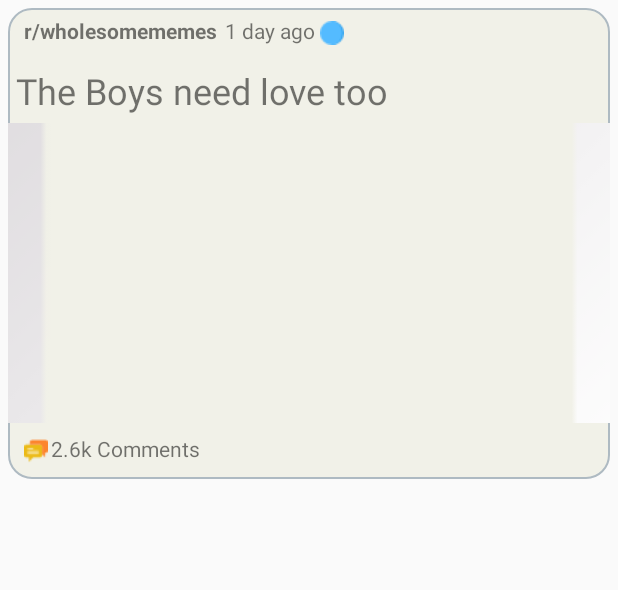
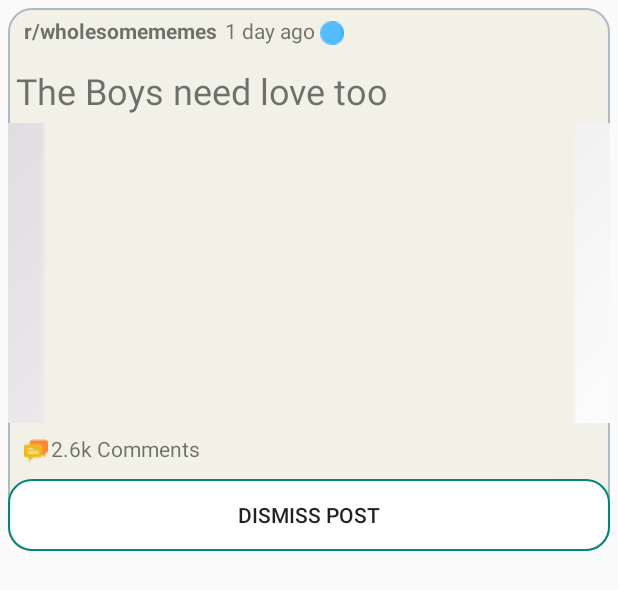
Before and after one commit to fervil88/reddito, an Android app: the layout item_post_view.xml on its own in the app's theme, with its tools: preview values and no code run, on a phone screen of 412 x 824 dp. Shown: the top 590 px of the screen. Run offline under Robolectric (Android 15) with nearby library versions, the phone set to English and light mode, and no system bars.

Commit message:
Added dismiss button with animation and fixed errors

```diff
--- a/app/build.gradle
+++ b/app/build.gradle
@@ -30,6 +30,7 @@ android {
 dependencies {
     implementation fileTree(dir: 'libs', include: ['*.jar'])
     implementation "org.jetbrains.kotlin:kotlin-stdlib-jdk7:$kotlin_version"
+    implementation "org.jetbrains.kotlin:kotlin-reflect:1.3.72"
     implementation 'androidx.appcompat:appcompat:1.2.0'
     implementation 'androidx.core:core-ktx:1.3.2'
     implementation 'androidx.constraintlayout:constraintlayout:2.0.4'
@@ -41,7 +42,7 @@ dependencies {
     implementation 'com.squareup.picasso:picasso:2.5.2'
     implementation 'org.apache.commons:commons-lang3:3.0'
     implementation 'net.zetetic:android-database-sqlcipher:4.4.1@aar'
-    implementation "androidx.sqlite:sqlite:2.0.1"
+    implementation "androidx.sqlite:sqlite:2.1.0"
 
     androidTestImplementation 'androidx.test.espresso:espresso-core:3.3.0'
     androidTestImplementation 'androidx.test.espresso:espresso-contrib:3.3.0'
--- a/app/src/main/java/com/fernando/reddito/view/PaginationScrollListener.kt
+++ b/app/src/main/java/com/fernando/reddito/view/PaginationScrollListener.kt
@@ -15,8 +15,6 @@ abstract class PaginationScrollListener(
 
     companion object {
         const val PAGE_START = 1
-
-        const val PAGE_SIZE = 5
     }
 
     abstract fun isLastPage(): Boolean
@@ -32,8 +30,7 @@ abstract class PaginationScrollListener(
 
         if (!isLoading() && !isLastPage()) {
             if ((childCount + firstVisibleItemPosition) >= itemCount
-                && firstVisibleItemPosition >= 0
-                && itemCount >= PAGE_SIZE) {
+                && firstVisibleItemPosition >= 0) {
                 loadMoreItems()
             }
         }
--- /dev/null
+++ b/app/src/main/res/drawable-v24/button_post_background.xml
@@ -0,0 +1,8 @@
+<?xml version="1.0" encoding="utf-8"?>
+<shape xmlns:android="http://schemas.android.com/apk/res/android">
+    <solid
+        android:color="@color/post_background_color"/>
+    <stroke android:width="1dip" android:color="@color/colorPrimary"/>
+    <corners android:radius="15dp"/>
+
+</shape>
--- /dev/null
+++ b/app/src/main/res/drawable-v24/button_post_background_selected.xml
@@ -0,0 +1,8 @@
+<?xml version="1.0" encoding="utf-8"?>
+<shape xmlns:android="http://schemas.android.com/apk/res/android">
+    <solid
+            android:color="@color/button_background_selected_color"/>
+    <stroke android:width="1dip" android:color="@color/colorAccent"/>
+    <corners android:radius="15dp"/>
+
+</shape>
--- /dev/null
+++ b/app/src/main/res/drawable/button_selector.xml
@@ -0,0 +1,11 @@
+<?xml version="1.0" encoding="utf-8"?>
+<selector xmlns:android="http://schemas.android.com/apk/res/android">
+    <item
+        android:state_pressed="true"
+        android:drawable="@drawable/button_post_background_selected"
+        />
+    <item
+        android:state_pressed="false"
+        android:drawable="@drawable/button_post_background"
+        />
+</selector>
--- a/app/src/main/res/layout/item_post_view.xml
+++ b/app/src/main/res/layout/item_post_view.xml
@@ -1,6 +1,7 @@
 <?xml version="1.0" encoding="utf-8"?>
 <LinearLayout xmlns:android="http://schemas.android.com/apk/res/android"
     xmlns:tools="http://schemas.android.com/tools"
+    xmlns:tool="http://schemas.android.com/apk/res-auto"
     android:id="@+id/background_item"
     android:layout_width="match_parent"
     android:layout_height="wrap_content"
@@ -55,6 +56,18 @@
         android:scaleType="centerCrop"
         android:src="@android:drawable/gallery_thumb"/>
 
+    <TextView
+        android:id="@+id/title_url"
+        android:layout_width="match_parent"
+        android:layout_height="wrap_content"
+        android:autoLink="web"
+        android:paddingTop="10dp"
+        android:paddingBottom="10dp"
+        android:textAlignment="viewStart"
+        android:textSize="24sp"
+        android:visibility="gone"
+        tools:text="HTTP://an_url" />
+
     <LinearLayout
         android:layout_width="match_parent"
         android:layout_height="wrap_content"
@@ -77,6 +90,13 @@
             android:layout_height="wrap_content"
             android:layout_marginTop="2dp"
             tools:text="2.6k Comments" />
+    </LinearLayout>
 
-    </LinearLayout>
+    <Button
+        android:id="@+id/button_dismiss"
+        android:layout_width="match_parent"
+        android:layout_height="wrap_content"
+        android:text="@string/dismiss_button_text"
+        android:background="@drawable/button_selector"/>
+
 </LinearLayout>
--- a/app/src/main/res/values/colors.xml
+++ b/app/src/main/res/values/colors.xml
@@ -7,4 +7,7 @@
     <color name="post_background_color">#FFFFFF</color>
     <color name="post_background_unread_color">#F1F1E8</color>
     <color name="post_background_selected_color">#FFFFFF</color>
+
+    <color name="button_background_color">#FFFFFF</color>
+    <color name="button_background_selected_color">@color/colorPrimaryDark</color>
 </resources>
--- a/app/src/main/res/values/strings.xml
+++ b/app/src/main/res/values/strings.xml
@@ -1,3 +1,4 @@
 <resources>
     <string name="app_name">Reddito</string>
+    <string name="dismiss_button_text">Dismiss Post</string>
 </resources>
```
Also changed, not shown: app/src/main/java/com/fernando/reddito/util/Constants.kt (added, +8 -0 lines), app/src/main/java/com/fernando/reddito/view/MainActivity.kt (+61 -40 lines), app/src/main/java/com/fernando/reddito/view/PostDetailFragment.kt (+21 -18 lines), app/src/main/java/com/fernando/reddito/view/PostViewAdapter.kt (+60 -14 lines), app/src/main/java/com/fernando/reddito/viewmodel/PostListViewModel.kt (+2 -6 lines), app/src/main/res/layout/fragment_post_detail.xml (+13 -4 lines).
